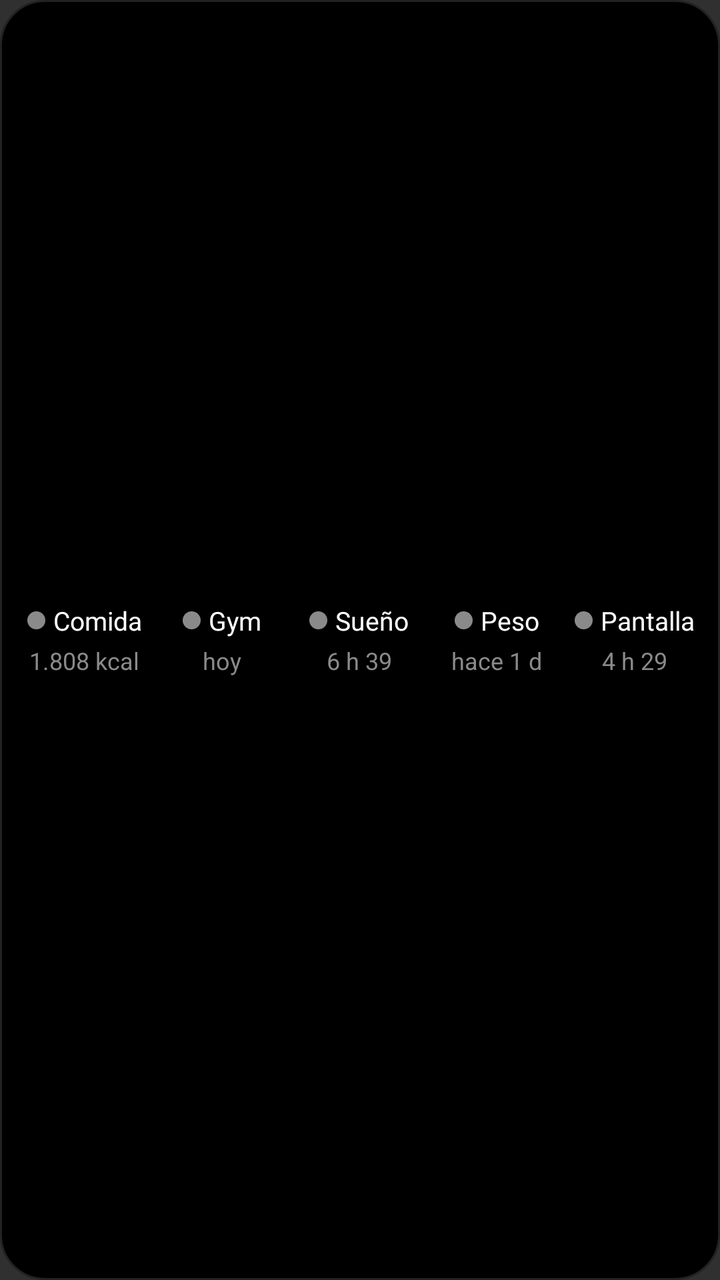
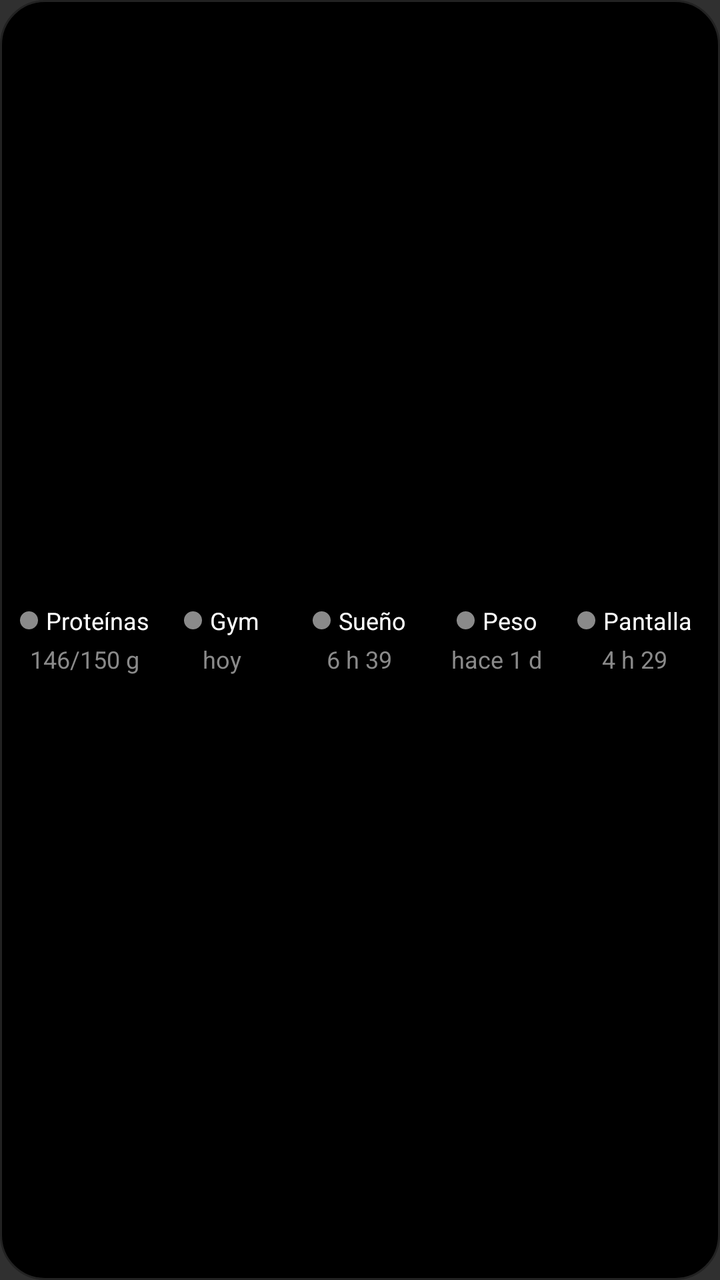

The first picture is an Android layout as it rendered before a commit; the second is the same layout after the commit. The layout source and the unified diff follow.
<!-- AndroidManifest.xml: application theme android:Theme.Material.NoActionBar -->
<!-- res/layout/widget_semaforo.xml -->
<?xml version="1.0" encoding="utf-8"?>
<LinearLayout xmlns:android="http://schemas.android.com/apk/res/android" android:id="@+id/root" android:layout_width="match_parent" android:layout_height="match_parent" android:orientation="horizontal" android:background="@drawable/widget_bg" android:paddingHorizontal="8dp" android:gravity="center_vertical">
    <LinearLayout android:layout_width="0dp" android:layout_weight="1" android:layout_height="wrap_content" android:orientation="vertical" android:gravity="center_horizontal">
        <LinearLayout android:layout_width="wrap_content" android:layout_height="wrap_content" android:orientation="horizontal" android:gravity="center_vertical">
            <ImageView android:id="@+id/dot0" android:layout_width="9dp" android:layout_height="9dp" android:src="@drawable/dot_gray" android:layout_marginEnd="4dp" />
            <TextView android:id="@+id/name0" android:layout_width="wrap_content" android:layout_height="wrap_content" android:text="Comida" android:textColor="#FFFFFF" android:textSize="13sp" android:maxLines="1" />
        </LinearLayout>
        <TextView android:id="@+id/val0" android:layout_width="wrap_content" android:layout_height="wrap_content" android:layout_marginTop="3dp" android:text="1.808 kcal" android:textColor="#8A8A8A" android:textSize="12sp" android:maxLines="1" />
    </LinearLayout>
    <LinearLayout android:layout_width="0dp" android:layout_weight="1" android:layout_height="wrap_content" android:orientation="vertical" android:gravity="center_horizontal">
        <LinearLayout android:layout_width="wrap_content" android:layout_height="wrap_content" android:orientation="horizontal" android:gravity="center_vertical">
            <ImageView android:id="@+id/dot1" android:layout_width="9dp" android:layout_height="9dp" android:src="@drawable/dot_gray" android:layout_marginEnd="4dp" />
            <TextView android:id="@+id/name1" android:layout_width="wrap_content" android:layout_height="wrap_content" android:text="Gym" android:textColor="#FFFFFF" android:textSize="13sp" android:maxLines="1" />
        </LinearLayout>
        <TextView android:id="@+id/val1" android:layout_width="wrap_content" android:layout_height="wrap_content" android:layout_marginTop="3dp" android:text="hoy" android:textColor="#8A8A8A" android:textSize="12sp" android:maxLines="1" />
    </LinearLayout>
    <LinearLayout android:layout_width="0dp" android:layout_weight="1" android:layout_height="wrap_content" android:orientation="vertical" android:gravity="center_horizontal">
        <LinearLayout android:layout_width="wrap_content" android:layout_height="wrap_content" android:orientation="horizontal" android:gravity="center_vertical">
            <ImageView android:id="@+id/dot2" android:layout_width="9dp" android:layout_height="9dp" android:src="@drawable/dot_gray" android:layout_marginEnd="4dp" />
            <TextView android:id="@+id/name2" android:layout_width="wrap_content" android:layout_height="wrap_content" android:text="Sueño" android:textColor="#FFFFFF" android:textSize="13sp" android:maxLines="1" />
        </LinearLayout>
        <TextView android:id="@+id/val2" android:layout_width="wrap_content" android:layout_height="wrap_content" android:layout_marginTop="3dp" android:text="6 h 39" android:textColor="#8A8A8A" android:textSize="12sp" android:maxLines="1" />
    </LinearLayout>
    <LinearLayout android:layout_width="0dp" android:layout_weight="1" android:layout_height="wrap_content" android:orientation="vertical" android:gravity="center_horizontal">
        <LinearLayout android:layout_width="wrap_content" android:layout_height="wrap_content" android:orientation="horizontal" android:gravity="center_vertical">
            <ImageView android:id="@+id/dot3" android:layout_width="9dp" android:layout_height="9dp" android:src="@drawable/dot_gray" android:layout_marginEnd="4dp" />
            <TextView android:id="@+id/name3" android:layout_width="wrap_content" android:layout_height="wrap_content" android:text="Peso" android:textColor="#FFFFFF" android:textSize="13sp" android:maxLines="1" />
        </LinearLayout>
        <TextView android:id="@+id/val3" android:layout_width="wrap_content" android:layout_height="wrap_content" android:layout_marginTop="3dp" android:text="hace 1 d" android:textColor="#8A8A8A" android:textSize="12sp" android:maxLines="1" />
    </LinearLayout>
    <LinearLayout android:layout_width="0dp" android:layout_weight="1" android:layout_height="wrap_content" android:orientation="vertical" android:gravity="center_horizontal">
        <LinearLayout android:layout_width="wrap_content" android:layout_height="wrap_content" android:orientation="horizontal" android:gravity="center_vertical">
            <ImageView android:id="@+id/dot4" android:layout_width="9dp" android:layout_height="9dp" android:src="@drawable/dot_gray" android:layout_marginEnd="4dp" />
            <TextView android:id="@+id/name4" android:layout_width="wrap_content" android:layout_height="wrap_content" android:text="Pantalla" android:textColor="#FFFFFF" android:textSize="13sp" android:maxLines="1" />
        </LinearLayout>
        <TextView android:id="@+id/val4" android:layout_width="wrap_content" android:layout_height="wrap_content" android:layout_marginTop="3dp" android:text="4 h 29" android:textColor="#8A8A8A" android:textSize="12sp" android:maxLines="1" />
    </LinearLayout>
</LinearLayout>
<!-- resources referenced by this layout -->
<resources>
  <!-- drawable dot_gray (drawable) -->
  <?xml version="1.0" encoding="utf-8"?>
  <shape xmlns:android="http://schemas.android.com/apk/res/android" android:shape="oval">
      <solid android:color="#8A8A8A" />
      <size android:width="10dp" android:height="10dp" />
  </shape>
  <!-- drawable widget_bg (drawable) -->
  <?xml version="1.0" encoding="utf-8"?>
  <shape xmlns:android="http://schemas.android.com/apk/res/android" android:shape="rectangle">
      <solid android:color="#000000" />
      <stroke android:width="1dp" android:color="#222222" />
      <corners android:radius="22dp" />
  </shape>
</resources>

<!-- the commit's change to res/layout/widget_semaforo.xml (unified diff, before → after) -->
@@ -3,35 +3,35 @@
     <LinearLayout android:layout_width="0dp" android:layout_weight="1" android:layout_height="wrap_content" android:orientation="vertical" android:gravity="center_horizontal">
         <LinearLayout android:layout_width="wrap_content" android:layout_height="wrap_content" android:orientation="horizontal" android:gravity="center_vertical">
             <ImageView android:id="@+id/dot0" android:layout_width="9dp" android:layout_height="9dp" android:src="@drawable/dot_gray" android:layout_marginEnd="4dp" />
-            <TextView android:id="@+id/name0" android:layout_width="wrap_content" android:layout_height="wrap_content" android:text="Comida" android:textColor="#FFFFFF" android:textSize="13sp" android:maxLines="1" />
+            <TextView android:id="@+id/name0" android:layout_width="wrap_content" android:layout_height="wrap_content" android:text="Proteínas" android:textColor="#FFFFFF" android:textSize="12sp" android:maxLines="1" />
         </LinearLayout>
-        <TextView android:id="@+id/val0" android:layout_width="wrap_content" android:layout_height="wrap_content" android:layout_marginTop="3dp" android:text="1.808 kcal" android:textColor="#8A8A8A" android:textSize="12sp" android:maxLines="1" />
+        <TextView android:id="@+id/val0" android:layout_width="wrap_content" android:layout_height="wrap_content" android:layout_marginTop="3dp" android:text="146/150 g" android:textColor="#8A8A8A" android:textSize="12sp" android:maxLines="1" />
     </LinearLayout>
     <LinearLayout android:layout_width="0dp" android:layout_weight="1" android:layout_height="wrap_content" android:orientation="vertical" android:gravity="center_horizontal">
         <LinearLayout android:layout_width="wrap_content" android:layout_height="wrap_content" android:orientation="horizontal" android:gravity="center_vertical">
             <ImageView android:id="@+id/dot1" android:layout_width="9dp" android:layout_height="9dp" android:src="@drawable/dot_gray" android:layout_marginEnd="4dp" />
-            <TextView android:id="@+id/name1" android:layout_width="wrap_content" android:layout_height="wrap_content" android:text="Gym" android:textColor="#FFFFFF" android:textSize="13sp" android:maxLines="1" />
+            <TextView android:id="@+id/name1" android:layout_width="wrap_content" android:layout_height="wrap_content" android:text="Gym" android:textColor="#FFFFFF" android:textSize="12sp" android:maxLines="1" />
         </LinearLayout>
         <TextView android:id="@+id/val1" android:layout_width="wrap_content" android:layout_height="wrap_content" android:layout_marginTop="3dp" android:text="hoy" android:textColor="#8A8A8A" android:textSize="12sp" android:maxLines="1" />
     </LinearLayout>
     <LinearLayout android:layout_width="0dp" android:layout_weight="1" android:layout_height="wrap_content" android:orientation="vertical" android:gravity="center_horizontal">
         <LinearLayout android:layout_width="wrap_content" android:layout_height="wrap_content" android:orientation="horizontal" android:gravity="center_vertical">
             <ImageView android:id="@+id/dot2" android:layout_width="9dp" android:layout_height="9dp" android:src="@drawable/dot_gray" android:layout_marginEnd="4dp" />
-            <TextView android:id="@+id/name2" android:layout_width="wrap_content" android:layout_height="wrap_content" android:text="Sueño" android:textColor="#FFFFFF" android:textSize="13sp" android:maxLines="1" />
+            <TextView android:id="@+id/name2" android:layout_width="wrap_content" android:layout_height="wrap_content" android:text="Sueño" android:textColor="#FFFFFF" android:textSize="12sp" android:maxLines="1" />
         </LinearLayout>
         <TextView android:id="@+id/val2" android:layout_width="wrap_content" android:layout_height="wrap_content" android:layout_marginTop="3dp" android:text="6 h 39" android:textColor="#8A8A8A" android:textSize="12sp" android:maxLines="1" />
     </LinearLayout>
     <LinearLayout android:layout_width="0dp" android:layout_weight="1" android:layout_height="wrap_content" android:orientation="vertical" android:gravity="center_horizontal">
         <LinearLayout android:layout_width="wrap_content" android:layout_height="wrap_content" android:orientation="horizontal" android:gravity="center_vertical">
             <ImageView android:id="@+id/dot3" android:layout_width="9dp" android:layout_height="9dp" android:src="@drawable/dot_gray" android:layout_marginEnd="4dp" />
-            <TextView android:id="@+id/name3" android:layout_width="wrap_content" android:layout_height="wrap_content" android:text="Peso" android:textColor="#FFFFFF" android:textSize="13sp" android:maxLines="1" />
+            <TextView android:id="@+id/name3" android:layout_width="wrap_content" android:layout_height="wrap_content" android:text="Peso" android:textColor="#FFFFFF" android:textSize="12sp" android:maxLines="1" />
         </LinearLayout>
         <TextView android:id="@+id/val3" android:layout_width="wrap_content" android:layout_height="wrap_content" android:layout_marginTop="3dp" android:text="hace 1 d" android:textColor="#8A8A8A" android:textSize="12sp" android:maxLines="1" />
     </LinearLayout>
     <LinearLayout android:layout_width="0dp" android:layout_weight="1" android:layout_height="wrap_content" android:orientation="vertical" android:gravity="center_horizontal">
         <LinearLayout android:layout_width="wrap_content" android:layout_height="wrap_content" android:orientation="horizontal" android:gravity="center_vertical">
             <ImageView android:id="@+id/dot4" android:layout_width="9dp" android:layout_height="9dp" android:src="@drawable/dot_gray" android:layout_marginEnd="4dp" />
-            <TextView android:id="@+id/name4" android:layout_width="wrap_content" android:layout_height="wrap_content" android:text="Pantalla" android:textColor="#FFFFFF" android:textSize="13sp" android:maxLines="1" />
+            <TextView android:id="@+id/name4" android:layout_width="wrap_content" android:layout_height="wrap_content" android:text="Pantalla" android:textColor="#FFFFFF" android:textSize="12sp" android:maxLines="1" />
         </LinearLayout>
         <TextView android:id="@+id/val4" android:layout_width="wrap_content" android:layout_height="wrap_content" android:layout_marginTop="3dp" android:text="4 h 29" android:textColor="#8A8A8A" android:textSize="12sp" android:maxLines="1" />
     </LinearLayout>
